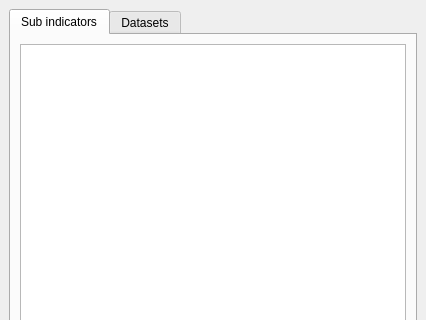
First picture: the form in LDMP/gui/WidgetMain.ui, repository ConservationInternational/trends.earth, before the edit; both pictures show x 0 to 426 and y 0 to 320 of the 426 by 601 pixel window.
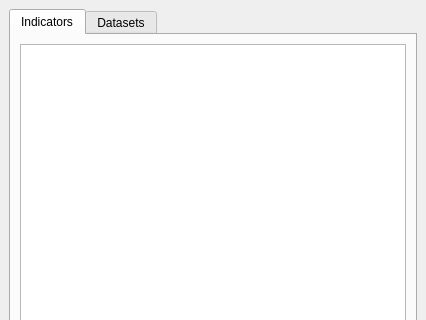
Second picture: the form after the edit. The open tabs and pages were chosen to show the change. Custom widgets are drawn as their Qt base class.

Commit message: Renamed sub-indicators tab to Indicators

What changed in the file:
```diff
--- a/LDMP/gui/WidgetMain.ui
+++ b/LDMP/gui/WidgetMain.ui
@@ -22,7 +22,7 @@
       </property>
       <widget class="QWidget" name="tab_algorithms">
        <attribute name="title">
-        <string>Sub indicators</string>
+        <string>Indicators</string>
        </attribute>
        <layout class="QVBoxLayout" name="verticalLayout_2">
         <item>
```
Left out of the diff: 2 changed lines with no effect on the pictures.
